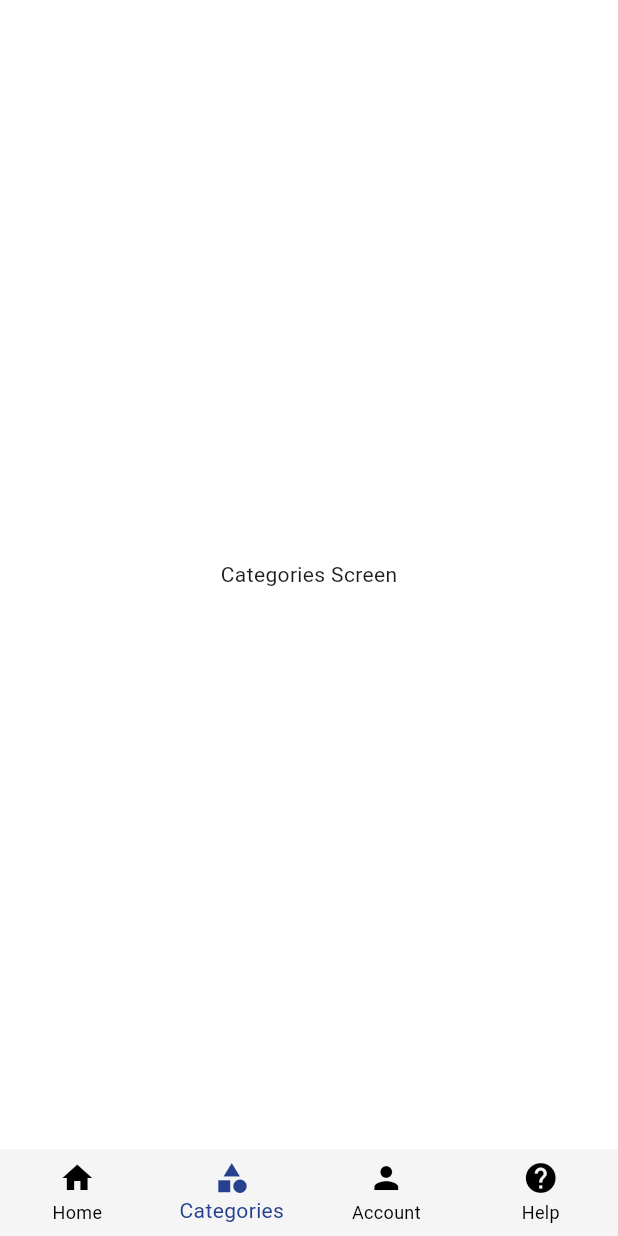
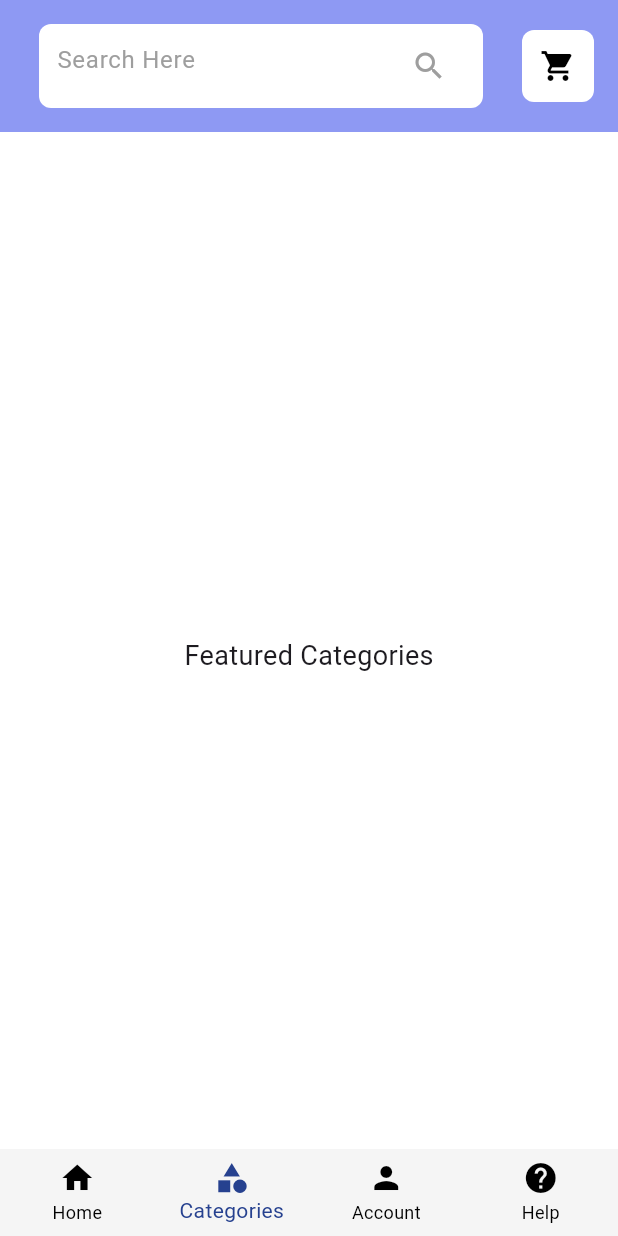
Before and after one commit to SolomonB127/BabyShopHub, a Flutter app: the screen it shows once a user with an empty profile is signed in, item 2 of the bottom bar chosen, on a phone screen of 412 x 824 dp. Run offline on Flutter 3.47's test engine with Material 3 defaults, Android fonts, the light colour scheme and no system bars; our stand-ins replace flutter_dotenv, supabase_flutter; accounts and stored records are empty.

Commit message:
feat(screen): integrate full-width search header in CategoriesScreen
- Implemented a header using the reusable SearchTile widget.
- Added shopping cart icon alongside the search field.
- Displays placeholder text for featured categories.

```diff
--- a/lib/presentation/screens/categories/categories_screen.dart
+++ b/lib/presentation/screens/categories/categories_screen.dart
@@ -1,4 +1,5 @@
 import 'package:baby_shop_hub/core/theme/app_colors.dart';
+import 'package:baby_shop_hub/presentation/widgets/common/search_tile.dart';
 import 'package:flutter/material.dart';
 
 class CategoriesScreen extends StatelessWidget {
@@ -6,9 +7,62 @@ class CategoriesScreen extends StatelessWidget {
 
   @override
   Widget build(BuildContext context) {
-    return const Scaffold(
+    return Scaffold(
       backgroundColor: AppColors.surface,
-      body: Center(child: Text("Categories Screen"),),
+        body: SafeArea(
+        child: Column(
+          children: [
+            Container(
+              width: double.infinity,
+              color: AppColors.primaryLight,
+              padding: const EdgeInsets.symmetric(horizontal: 16, vertical: 16),
+              child: Row(
+                children: [
+                  Expanded(
+                    child: SearchTile(
+                      hintText: "Search Here",
+                      icon: IconButton(
+                        onPressed: () {
+                           // TODO - Add search functionality here.
+                        },
+                        icon: const Icon(Icons.search),
+                        color: Colors.grey,
+                      ),
+                    ),
+                  ),
+                  const SizedBox(width: 16),
+
+                  Container(
+                    padding: const EdgeInsets.all(12),
+                    decoration: BoxDecoration(
+                      color: Colors.white,
+                      borderRadius: BorderRadius.circular(8),
+                    ),
+                    child: const Icon(
+                      Icons.shopping_cart,
+                      color: Colors.black,
+                    ),
+                  ),
+                ],
+              ),
+            ),
+            const SizedBox(height: 20),
+
+            Expanded(
+              child: Padding(
+                padding: const EdgeInsets.all(16.0),
+                child: Center(
+                  child: Text(
+                    "Featured Categories",
+                    style: TextStyle(fontSize: 18),
+                  ),
+                ),
+              ),
+            ),
+          ],
+        ),
+      ),
     );
+
   }
 }
```
